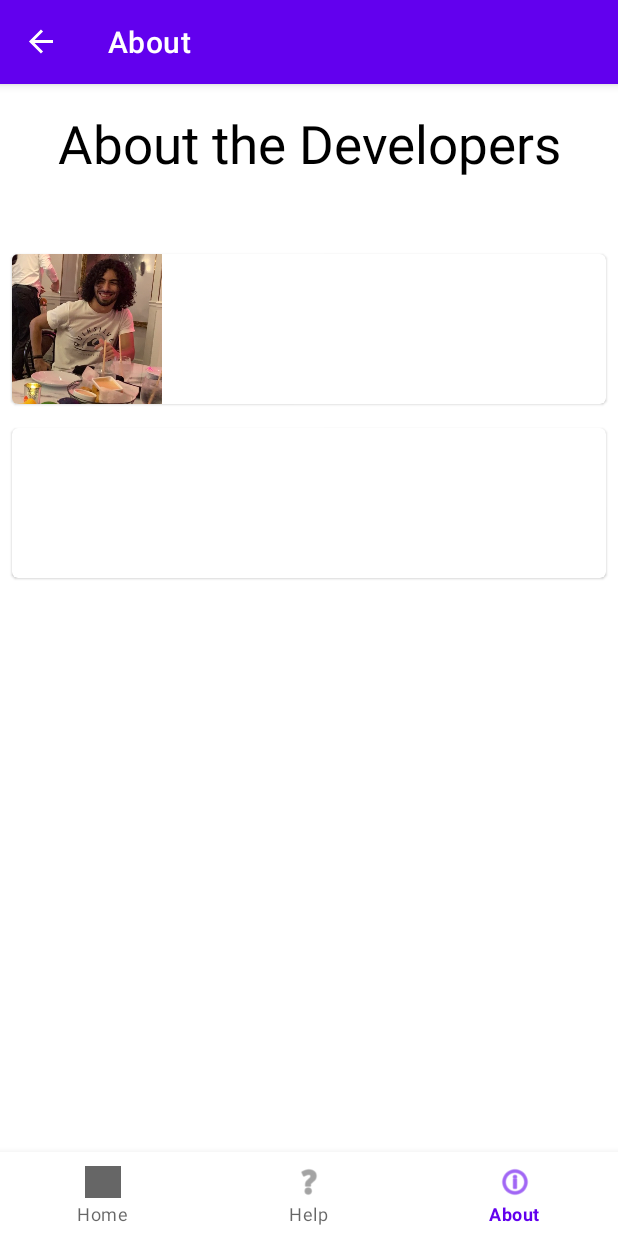
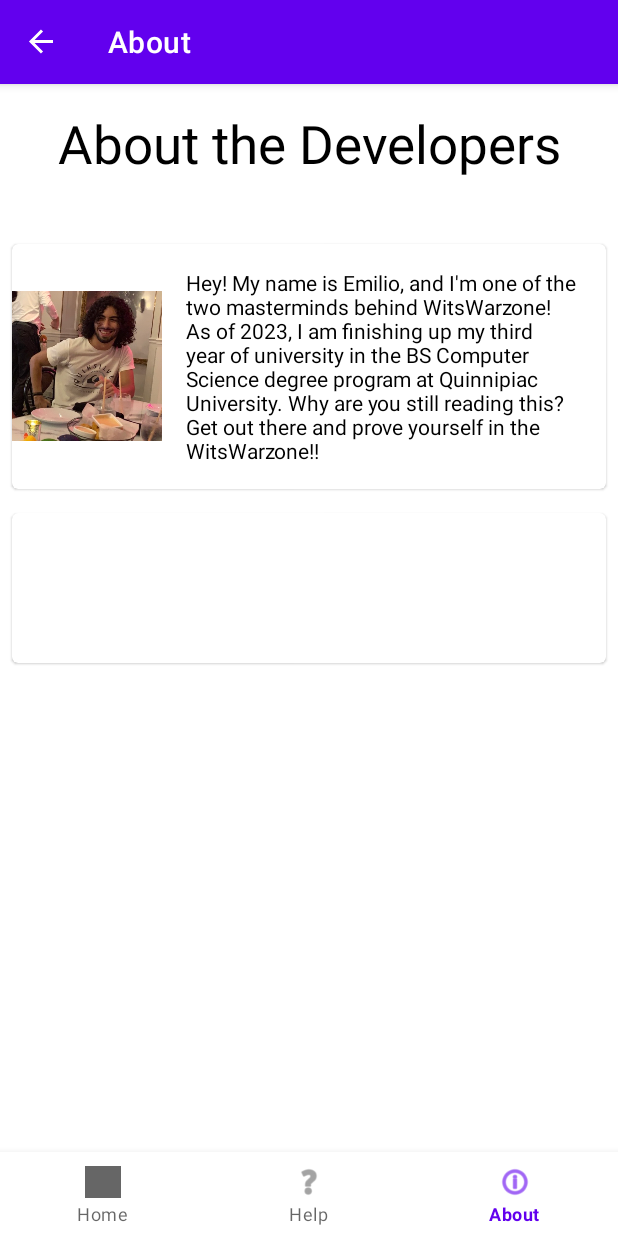
Before and after one commit to eecruz/quiz-app, an Android app: the AboutFragment screen opened through its navigation route, on a phone screen of 412 x 824 dp. Run offline under Robolectric (Android 15) with nearby library versions, the phone set to English and light mode, and no system bars; our stand-ins replace navigation-ui.

Commit message:
added emilio bio

```diff
--- a/app/src/main/java/edu/quinnipiac/ser210/witswarzone/AboutFragment.kt
+++ b/app/src/main/java/edu/quinnipiac/ser210/witswarzone/AboutFragment.kt
@@ -25,7 +25,7 @@ class AboutFragment : Fragment()
 
         emilioImage.setImageResource(R.drawable.emilio_dev_pic)
         //billyImage.setImageResource(R.drawable.____________)
-        //emilioBio.text = ___________
+        emilioBio.text = getString(R.string.emilio_bio)
         //billyBio.text = ___________
 
         return binding.root
--- a/app/src/main/res/layout/fragment_about.xml
+++ b/app/src/main/res/layout/fragment_about.xml
@@ -45,6 +45,7 @@
                     android:id="@+id/emilio_image"
                     android:layout_width="100dp"
                     android:layout_height="100dp"
+                    android:layout_gravity="center_vertical"
                     android:importantForAccessibility="no"
                     android:scaleType="centerCrop" />
 
@@ -72,6 +73,7 @@
                     android:id="@+id/billy_image"
                     android:layout_width="100dp"
                     android:layout_height="100dp"
+                    android:layout_gravity="center_vertical"
                     android:importantForAccessibility="no"
                     android:scaleType="centerCrop" />
 
--- a/app/src/main/res/values/strings.xml
+++ b/app/src/main/res/values/strings.xml
@@ -1,7 +1,5 @@
 <resources>
     <string name="app_name">WitsWarzone</string>
-    <!-- TODO: Remove or change this placeholder text -->
-    <string name="hello_blank_fragment">Hello blank fragment</string>
     <string name="logo">Wit\'s Warzone Logo</string>
     <string name="username">Username</string>
     <string name="homeDescription">Wit\'s Warzone is a competitive trivia game where you can compare your highscores against others in various quiz categories and lengths.</string>
@@ -10,4 +8,5 @@
     <string name="view_scores">View Scores</string>
     <string name="new_quiz">New Quiz</string>
     <string name="help_text">Choose a category and the length of your quiz and test your knowledge! After completing a quiz, check your results and see how you stack up with other players. This is Wits Warzone!</string>
+    <string name="emilio_bio">Hey! My name is Emilio, and I\'m one of the two masterminds behind WitsWarzone! As of 2023, I am finishing up my third year of university in the BS Computer Science degree program at Quinnipiac University. Why are you still reading this? Get out there and prove yourself in the WitsWarzone!!</string>
 </resources>
```
